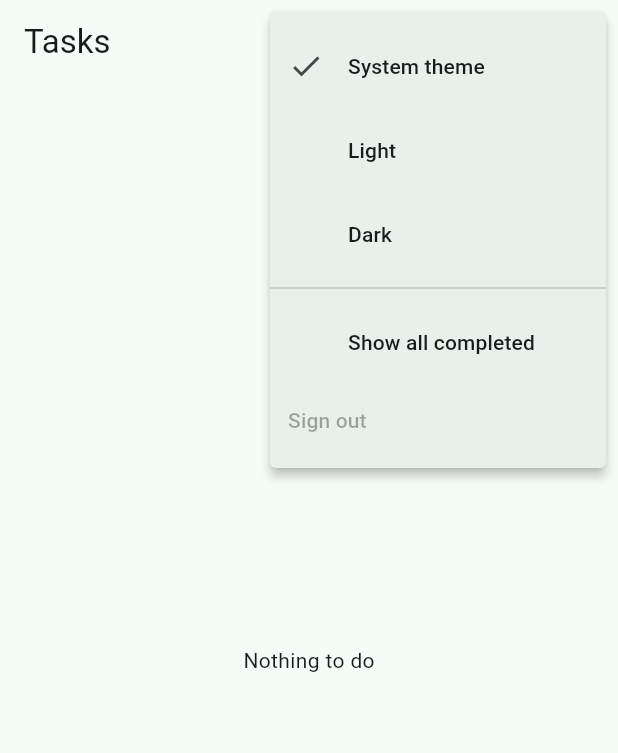
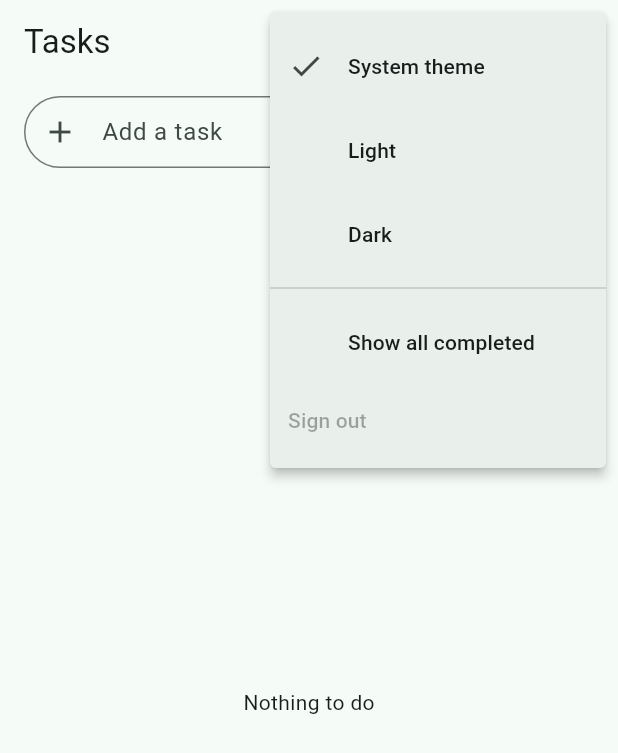
Before and after one commit to ChaaruManjuraj/todo, a Flutter app: the screen it shows after launch, after a tap on the "more vert" icon, on a phone screen of 412 x 824 dp. Shown: the top 753 px of the screen. Run offline on Flutter 3.47's test engine with Material 3 defaults, Android fonts, the phone set to English and light mode, and no system bars; our stand-ins replace shared_preferences.

Commit message:
slice 5: quick-add, detail sheet/panel, people autocomplete, shortcuts
Co-Authored-By: Claude Sonnet 5.5 <noreply@anthropic.com>

```diff
--- a/lib/ui/home_screen.dart
+++ b/lib/ui/home_screen.dart
@@ -1,9 +1,12 @@
 import 'package:flutter/material.dart';
+import 'package:flutter/services.dart';
 
 import '../data/task_repository.dart';
 import '../domain/schedule.dart';
 import '../domain/task.dart';
 import 'clock.dart';
+import 'quick_add_bar.dart';
+import 'task_detail.dart';
 import 'task_row.dart';
 import 'theme_controller.dart';
 
@@ -15,6 +18,24 @@ const _titles = {
   Section.noDate: 'No date',
   Section.completed: 'Completed',
 };
+
+const _wideBreakpoint = 720.0;
+
+class _FocusQuickAdd extends Intent {
+  const _FocusQuickAdd();
+}
+
+class _FocusQuickAddAction extends Action<_FocusQuickAdd> {
+  _FocusQuickAddAction(this.node);
+  final FocusNode node;
+  @override
+  bool isEnabled(_FocusQuickAdd intent) => !focusInTextField();
+  @override
+  Object? invoke(_FocusQuickAdd intent) {
+    node.requestFocus();
+    return null;
+  }
+}
 
 class HomeScreen extends StatefulWidget {
   const HomeScreen({super.key, required this.repo, required this.clock, required this.theme});
@@ -29,7 +50,9 @@ class HomeScreen extends StatefulWidget {
 
 class _HomeScreenState extends State<HomeScreen> {
   late final AppLifecycleListener _lifecycle;
+  final _quickAdd = FocusNode();
   bool _showAllCompleted = false;
+  String? _panelId; // task open in the wide-layout side panel
 
   @override
   void initState() {
@@ -41,21 +64,87 @@ class _HomeScreenState extends State<HomeScreen> {
   @override
   void dispose() {
     _lifecycle.dispose();
+    _quickAdd.dispose();
     super.dispose();
   }
 
+  void _create(String name) {
+    final now = widget.clock.value.toUtc();
+    widget.repo.upsert(Task(id: newTaskId(), name: name, createdAt: now, updatedAt: now));
+  }
+
+  Future<void> _open(Task t, List<Task> all, bool wide) async {
+    if (wide) return setState(() => _panelId = t.id);
+    await showModalBottomSheet<void>(
+      context: context,
+      isScrollControlled: true,
+      useSafeArea: true,
+      builder: (sheet) => Padding(
+        padding: EdgeInsets.only(bottom: MediaQuery.of(sheet).viewInsets.bottom),
+        child: _detail(t, all, () => Navigator.pop(sheet)),
+      ),
+    );
+  }
+
+  Widget _detail(Task t, List<Task> all, VoidCallback close) => TaskDetail(
+        key: ValueKey(t.id),
+        task: t,
+        knownPeople: knownPeople(all),
+        now: widget.clock.value,
+        onClose: close,
+        onSave: (u) {
+          widget.repo.upsert(u);
+          close();
+        },
+        onDelete: () {
+          widget.repo.delete(t.id);
+          close();
+        },
+      );
+
   @override
   Widget build(BuildContext context) {
-    return Scaffold(
+    return Shortcuts(
+      shortcuts: const {SingleActivator(LogicalKeyboardKey.keyN): _FocusQuickAdd()},
+      child: Actions(
+        actions: {_FocusQuickAdd: _FocusQuickAddAction(_quickAdd)},
+        child: Focus(
+          autofocus: true,
+          child: Scaffold(
             appBar: AppBar(title: const Text('Tasks'), actions: [_menu()]),
             body: StreamBuilder<List<Task>>(
               stream: widget.repo.watch(),
               builder: (context, snap) {
                 if (!snap.hasData) return const Center(child: CircularProgressIndicator());
-          return ValueListenableBuilder<DateTime>(
+                final all = snap.data!;
+                return LayoutBuilder(builder: (context, box) {
+                  final wide = box.maxWidth >= _wideBreakpoint;
+                  final open = wide ? all.where((t) => t.id == _panelId).firstOrNull : null;
+                  return Row(children: [
+                    Expanded(
+                      child: Column(children: [
+                        QuickAddBar(onSubmit: _create, focusNode: _quickAdd),
+                        Expanded(child: _list(all, wide)),
+                      ]),
+                    ),
+                    if (open != null) ...[
+                      const VerticalDivider(width: 1),
+                      SizedBox(width: 380, child: _detail(open, all, () => setState(() => _panelId = null))),
+                    ],
+                  ]);
+                });
+              },
+            ),
+          ),
+        ),
+      ),
+    );
+  }
+
+  Widget _list(List<Task> all, bool wide) => ValueListenableBuilder<DateTime>(
         valueListenable: widget.clock,
         builder: (context, now, _) {
-              final sections = groupTasks(snap.data!, now, showAllCompleted: _showAllCompleted);
+          final sections = groupTasks(all, now, showAllCompleted: _showAllCompleted);
           if (sections.isEmpty) return const Center(child: Text('Nothing to do'));
           return ListView(children: [
             for (final e in sections.entries) ...[
@@ -72,15 +161,12 @@ class _HomeScreenState extends State<HomeScreen> {
                   task: t,
                   now: now,
                   showDate: e.key == Section.later || e.key == Section.past,
+                  onTap: () => _open(t, all, wide),
                 ),
             ],
           ]);
         },
       );
-        },
-      ),
-    );
-  }
 
   Widget _menu() => ValueListenableBuilder<ThemeMode>(
         valueListenable: widget.theme,
--- /dev/null
+++ b/lib/ui/quick_add_bar.dart
@@ -0,0 +1,57 @@
+import 'dart:math';
+
+import 'package:flutter/material.dart';
+
+final _rng = Random();
+
+/// Unique enough for a personal task list; Firestore accepts any string id.
+String newTaskId() => '${DateTime.now().microsecondsSinceEpoch.toRadixString(36)}${_rng.nextInt(1 << 31).toRadixString(36)}';
+
+/// Type a name, press Enter: a task with no date.
+class QuickAddBar extends StatefulWidget {
+  const QuickAddBar({super.key, required this.onSubmit, required this.focusNode});
+
+  final ValueChanged<String> onSubmit;
+  final FocusNode focusNode;
+
+  @override
+  State<QuickAddBar> createState() => _QuickAddBarState();
+}
+
+class _QuickAddBarState extends State<QuickAddBar> {
+  final _ctl = TextEditingController();
+
+  @override
+  void dispose() {
+    _ctl.dispose();
+    super.dispose();
+  }
+
+  void _submit(String v) {
+    final name = v.trim();
+    if (name.isNotEmpty) {
+      widget.onSubmit(name);
+      _ctl.clear();
+    }
+    widget.focusNode.requestFocus(); // Enter would otherwise drop focus on some platforms
+  }
+
+  @override
+  Widget build(BuildContext context) => Padding(
+        padding: const EdgeInsets.fromLTRB(16, 8, 16, 0),
+        child: TextField(
+          controller: _ctl,
+          focusNode: widget.focusNode,
+          maxLength: 200,
+          buildCounter: (_, {required currentLength, required isFocused, maxLength}) => null,
+          textInputAction: TextInputAction.done,
+          onSubmitted: _submit,
+          decoration: InputDecoration(
+            hintText: 'Add a task',
+            prefixIcon: const Icon(Icons.add),
+            border: OutlineInputBorder(borderRadius: BorderRadius.circular(28)),
+            contentPadding: const EdgeInsets.symmetric(horizontal: 16, vertical: 12),
+          ),
+        ),
+      );
+}
```
Also changed, not shown: lib/ui/people_field.dart (added, +59 -0 lines), lib/ui/task_detail.dart (added, +212 -0 lines), 2 other files. Lines whose indentation alone changed are shown as unchanged.
